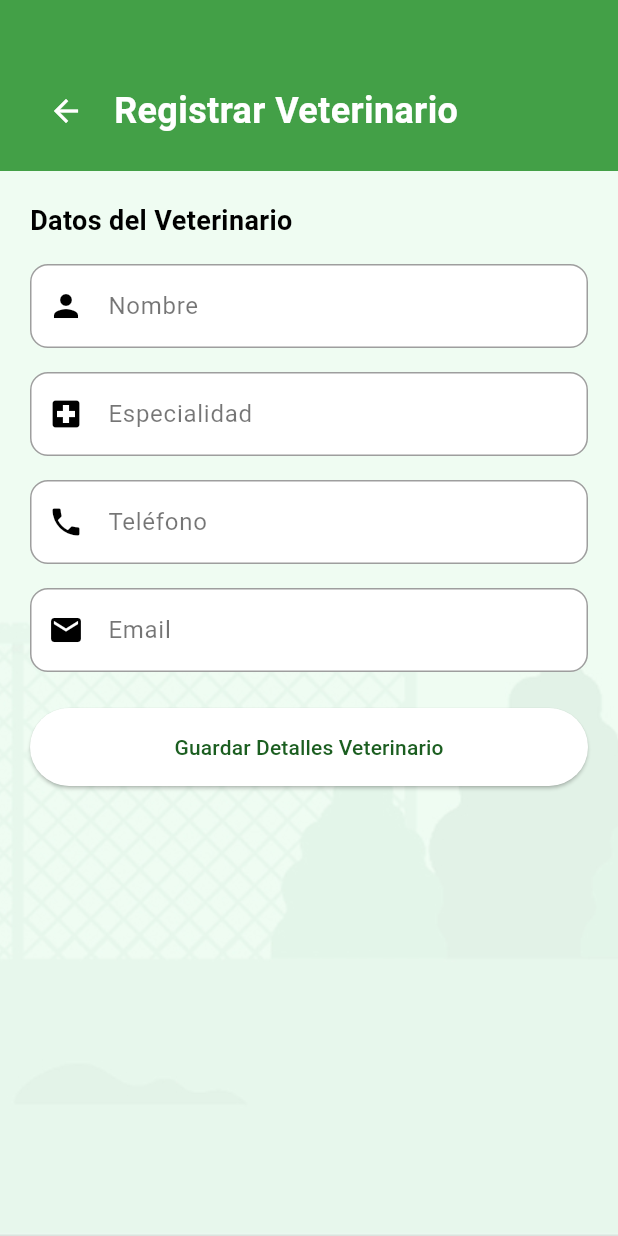
After one commit to nicolealiendreah/sistema-animales-movil, a Flutter app: the VeterinarioFormScreen screen opened by its route, on a phone screen of 412 x 824 dp. The commit adds this screen. Run offline on Flutter 3.47's test engine with Material 3 defaults, Android fonts, the phone set to English and light mode, and no system bars; network calls fail.

Commit message:
Proyecto actualizado

```diff
--- a/lib/core/routers.dart
+++ b/lib/core/routers.dart
@@ -7,6 +7,7 @@ import 'package:sistema_animales/screens/liberation/liberation_form_screen.dart'
 import 'package:sistema_animales/screens/liberation/liberation_list_screen.dart';
 import 'package:sistema_animales/screens/report/report_screen.dart';
 import 'package:sistema_animales/screens/rescuer/rescuer_form_screen.dart';
+import 'package:sistema_animales/screens/veterinarian/veterinarian_form_screen.dart';
 import '../screens/auth/splash_screen.dart';
 import '../screens/auth/login_screen.dart';
 import '../screens/auth/register_screen.dart';
@@ -19,6 +20,7 @@ class AppRoutes {
   static const String animals = '/animals';
   static const String animalForm = '/animal-form';
   static const String rescatistaForm = '/rescatista-form';
+  static const String veterinarioForm = '/veterinario-form';
   static const String geolocation = '/geolocation';
   static const String adoptionList = '/adoption-list';
   static const String adoptionForm = '/adoption-form';
@@ -33,6 +35,7 @@ class AppRoutes {
     animals: (_) => AnimalListScreen(),
     animalForm: (_) => const AnimalFormScreen(),
     rescatistaForm: (_) => const RescuerFormScreen(),
+    veterinarioForm: (_) => const VeterinarioFormScreen(),
     geolocation: (_) => const GeolocationScreen(),
     adoptionList: (_) => const AdoptionListScreen(),
     liberacionList: (_) => const LiberationListScreen(),
--- a/lib/models/rescuer_model.dart
+++ b/lib/models/rescuer_model.dart
@@ -4,6 +4,7 @@ class Rescuer {
   final String telefono;
   final DateTime fechaRescatista;
   final String ubicacionRescatista;
+
 
   Rescuer({
     this.id,
--- a/lib/screens/adoption/adoption_list_screen.dart
+++ b/lib/screens/adoption/adoption_list_screen.dart
@@ -183,7 +183,7 @@ class _AdoptionListScreenState extends State<AdoptionListScreen> {
                                 }
                               },
                               icon: const Icon(Icons.add),
-                              label: const Text('Agregar/Editar Gestión'),
+                              label: const Text('Agregar Adopcion'),
                               style: ElevatedButton.styleFrom(
                                 backgroundColor: AppColors.primary,
                                 foregroundColor: Colors.white,
--- a/lib/screens/liberation/liberation_list_screen.dart
+++ b/lib/screens/liberation/liberation_list_screen.dart
@@ -142,7 +142,7 @@ class _LiberationListScreenState extends State<LiberationListScreen> {
                                 }
                               },
                               icon: const Icon(Icons.add),
-                              label: const Text('Agregar/Editar Gestión'),
+                              label: const Text('Agregar Liberación'),
                               style: ElevatedButton.styleFrom(
                                 backgroundColor: AppColors.primary,
                                 foregroundColor: Colors.white,
--- a/lib/screens/rescuer/rescuer_detail_popup.dart
+++ b/lib/screens/rescuer/rescuer_detail_popup.dart
@@ -36,8 +36,9 @@ class RescuerDetailPopup extends StatelessWidget {
           _buildRow(
               'Fecha del Rescatista:',
               rescuer.fechaRescatista != null
-                  ? rescuer.fechaRescatista!.toString().split('T').first
+                  ? rescuer.fechaRescatista!.toIso8601String().split('T').first
                   : 'Sin fecha'),
+
           _buildRow('Ubicación del Rescatista:', rescuer.ubicacionRescatista),
           const SizedBox(height: 16),
           Center(
--- /dev/null
+++ b/lib/screens/veterinarian/veterinarian_form_screen.dart
@@ -0,0 +1,132 @@
+import 'package:flutter/material.dart';
+import 'package:sistema_animales/core/constants.dart';
+import 'package:sistema_animales/models/veterinarian_model.dart';
+import 'package:sistema_animales/servicess/veterinario_service.dart';
+import 'package:sistema_animales/widgets/custom_form_text_field.dart';
+
+class VeterinarioFormScreen extends StatefulWidget {
+  const VeterinarioFormScreen({super.key});
+
+  @override
+  State<VeterinarioFormScreen> createState() => _VeterinarioFormScreenState();
+}
+
+class _VeterinarioFormScreenState extends State<VeterinarioFormScreen> {
+  final _formKey = GlobalKey<FormState>();
+  final _service = VeterinarioService();
+
+  final TextEditingController _nombreController = TextEditingController();
+  final TextEditingController _especialidadController = TextEditingController();
+  final TextEditingController _telefonoController = TextEditingController();
+  final TextEditingController _emailController = TextEditingController();
+
+  Future<void> _guardarVeterinario() async {
+    if (_formKey.currentState!.validate()) {
+      final nuevo = Veterinario(
+        nombre: _nombreController.text,
+        especialidad: _especialidadController.text,
+        telefono: _telefonoController.text,
+        email: _emailController.text,
+      );
+
+      await _service.create(nuevo);
+      if (!mounted) return;
+      Navigator.pop(context, true);
+    }
+  }
+
+  String? _requiredValidator(String? value) {
+    if (value == null || value.trim().isEmpty) {
+      return 'Este campo es obligatorio';
+    }
+    return null;
+  }
+
+  @override
+  Widget build(BuildContext context) {
+    return Scaffold(
+      resizeToAvoidBottomInset: true,
+      body: Stack(
+        fit: StackFit.expand,
+        children: [
+          Image.asset('assets/background2.jpg', fit: BoxFit.cover),
+          Column(
+            children: [
+              Container(
+                padding: const EdgeInsets.only(top: 50, left: 20, right: 20, bottom: 16),
+                color: AppColors.primary,
+                child: Row(
+                  children: [
+                    IconButton(
+                      icon: const Icon(Icons.arrow_back, color: Colors.white),
+                      onPressed: () => Navigator.pop(context),
+                    ),
+                    const SizedBox(width: 8),
+                    const Text('Registrar Veterinario', style: AppTextStyles.heading),
+                  ],
+                ),
+              ),
+              Expanded(
+                child: SingleChildScrollView(
+                  padding: const EdgeInsets.all(20),
+                  child: Form(
+                    key: _formKey,
+                    child: Column(
+                      crossAxisAlignment: CrossAxisAlignment.stretch,
+                      children: [
+                        const Text('Datos del Veterinario',
+                            style: TextStyle(
+                                color: Colors.black,
+                                fontSize: 18,
+                                fontWeight: FontWeight.bold)),
+                        const SizedBox(height: 16),
+                        CustomFormTextField(
+                          hintText: 'Nombre',
+                          controller: _nombreController,
+                          icon: Icons.person,
+                          validator: _requiredValidator,
+                        ),
+                        const SizedBox(height: 16),
+                        CustomFormTextField(
+                          hintText: 'Especialidad',
+                          controller: _especialidadController,
+                          icon: Icons.local_hospital,
+                          validator: _requiredValidator,
+                        ),
+                        const SizedBox(height: 16),
+                        CustomFormTextField(
+                          hintText: 'Teléfono',
+                          controller: _telefonoController,
+                          icon: Icons.phone,
+                          validator: _requiredValidator,
+                        ),
+                        const SizedBox(height: 16),
+                        CustomFormTextField(
+                          hintText: 'Email',
+                          controller: _emailController,
+                          icon: Icons.email,
+                          validator: _requiredValidator,
+                        ),
+                        const SizedBox(height: 24),
+                        ElevatedButton.icon(
+                          onPressed: _guardarVeterinario,
+                          label: const Text('Guardar Detalles Veterinario'),
+                          style: ElevatedButton.styleFrom(
+                            backgroundColor: Colors.white,
+                            foregroundColor: AppColors.buttonText,
+                            padding: const EdgeInsets.symmetric(vertical: 16),
+                          ),
+                        ),
+                        const SizedBox(height: 60),
+                      ],
+                    ),
+                  ),
+                ),
+              ),
+            ],
+          ),
+        ],
+      ),
+    );
+  }
+}
--- a/lib/servicess/veterinario_service.dart
+++ b/lib/servicess/veterinario_service.dart
@@ -1,6 +1,6 @@
 import 'dart:convert';
+import 'package:sistema_animales/models/veterinarian_model.dart';
 import '../core/env.dart';
-import '../models/veterinario_model.dart';
 import 'api_service.dart';
 
 class VeterinarioService {
```
Also changed, not shown: lib/models/veterinarian_model.dart (renamed from lib/models/veterinario_model.dart, +11 -10 lines), lib/screens/adoption/adoption_form_screen.dart (+1 -6 lines), lib/screens/animal/animal_list_screen.dart (+20 -20 lines), lib/screens/evaluation/evaluation_form_screen.dart (+10 -8 lines), lib/screens/liberation/liberation_form_screen.dart (+15 -26 lines).
